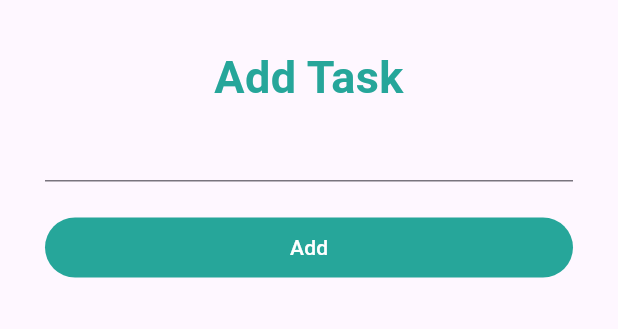
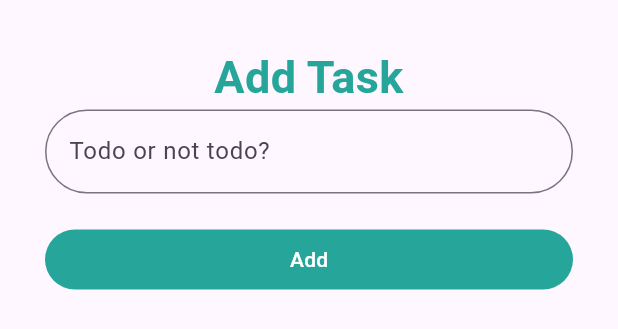
Before and after one commit to Aya-Shawky96/ToDoApp-CRUD-operations, a Flutter app: the AddTask widget shown alone on an empty page, opened directly, on a phone screen of 412 x 824 dp. Shown: the top 329 px of the screen. Run offline on Flutter 3.47's test engine with Material 3 defaults, Android fonts, the phone set to English and light mode, and no system bars; our stand-ins replace dio; network calls fail.

Commit message:
Adding some UI fixes and redisign.

```diff
--- a/lib/providers/task-provider.dart
+++ b/lib/providers/task-provider.dart
@@ -3,28 +3,24 @@ import '../models/task_model.dart';
 import '../services/task_service.dart';
 
 class TaskProvider extends ChangeNotifier {
-  TasksModel? datamodel; // Data model for storing the fetched tasks
+  TasksModel? datamodel;
 
   Future<void> getAllData() async {
-    datamodel =
-        await TaskService.getData(); //ll the service to get tasks and store them in 'data'
+    datamodel = await TaskService.getData();
     notifyListeners();
   }
 
-  // Function to add a new task to the list
   Future<void> addTask(String newTask) async {
     await TaskService.addItem(newTask: newTask);
 
     await getAllData();
   }
 
-  // Function to delete a  task to the list
   Future<void> deleteTask(int id) async {
     await TaskService.deleteItem(id: id);
 
     await getAllData();
   }
-  // Function to update a task
 
   Future<void> updateTask({required int id, required String title}) async {
     await TaskService.updateItem(id: id, title: title);
--- a/lib/screens/add_task_screen.dart
+++ b/lib/screens/add_task_screen.dart
@@ -13,6 +13,7 @@ class AddTask extends StatelessWidget {
     return Container(
       padding: const EdgeInsets.all(30),
       child: Column(
+        mainAxisSize: MainAxisSize.min,
         crossAxisAlignment: CrossAxisAlignment.stretch,
         children: [
           Text(
@@ -24,11 +25,15 @@ class AddTask extends StatelessWidget {
               fontWeight: FontWeight.bold,
             ),
           ),
-          TextField(
+          TextFormField(
             textAlign: TextAlign.center,
             onChanged: (newText) {
               newTaskTitle = newText;
             },
+            decoration: InputDecoration(
+              border: OutlineInputBorder(borderRadius: .circular(30)),
+              label: Text("Todo or not todo?"),
+            ),
           ),
           const SizedBox(height: 20),
           TextButton(
--- a/lib/screens/tasks_screen.dart
+++ b/lib/screens/tasks_screen.dart
@@ -52,6 +52,7 @@ class TasksScreen extends StatelessWidget {
             Expanded(
               child: Container(
                 height: 300,
+                padding: .all(20),
                 decoration: const BoxDecoration(
                   color: Colors.white,
                   borderRadius: BorderRadius.all(Radius.circular(20)),
@@ -68,8 +69,10 @@ class TasksScreen extends StatelessWidget {
                       return const Center(child: CircularProgressIndicator());
                     } else {
                       // Build a list of tasks if data is available
-                      return ListView.builder(
+                      return ListView.separated(
                         itemCount: tasks.length,
+                        separatorBuilder: (context, index) =>
+                            SizedBox(height: 10),
                         itemBuilder: (context, index) {
                           return TaskTile(
                             taskTitle: tasks[index].title,
--- a/lib/screens/update_task_screen.dart
+++ b/lib/screens/update_task_screen.dart
@@ -19,9 +19,11 @@ class UpdateTask extends StatelessWidget {
       padding: const EdgeInsets.all(30),
       child: Column(
         mainAxisSize: MainAxisSize.min,
+        crossAxisAlignment: CrossAxisAlignment.stretch,
         children: [
           Text(
             "Update Task",
+            textAlign: TextAlign.center,
             style: TextStyle(
               fontSize: 30,
               color: Colors.teal[400],
@@ -36,6 +38,9 @@ class UpdateTask extends StatelessWidget {
             onChanged: (value) {
               newTitle = value;
             },
+            decoration: InputDecoration(
+              border: OutlineInputBorder(borderRadius: .circular(30)),
+            ),
           ),
 
           const SizedBox(height: 20),
--- a/lib/services/task_service.dart
+++ b/lib/services/task_service.dart
@@ -4,7 +4,6 @@ import '../models/task_model.dart';
 class TaskService {
   static Dio dio = Dio(); // Create a Dio instance for handling HTTP requests
 
-  // Function to fetch tasks data from the API
   static Future<TasksModel> getData() async {
     try {
       Response response = await dio.get(
@@ -19,7 +18,6 @@ class TaskService {
     }
   }
 
-  // Function to add a new task with the provided task description
   static Future<void> addItem({required String newTask}) async {
     try {
       await dio.post(
@@ -33,7 +31,6 @@ class TaskService {
     }
   }
 
-  //Function to delete task with id
   static Future<void> deleteItem({required int id}) async {
     try {
       await dio.delete("https://mytodoapi.runasp.net/api/TodoItems/$id");
@@ -44,7 +41,6 @@ class TaskService {
     }
   }
 
-  //Function to update  task with id
   static Future<void> updateItem({
     required int id,
     required String title,
```
Also changed, not shown: lib/widgets/task_tile.dart (+2 -8 lines).
